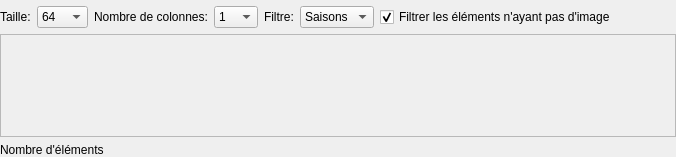
The window that src/ui/tabs/tiles_list_tab.ui (seigneurfuo/MyAnimeManager3) describes before a commit, drawn with Qt 5.
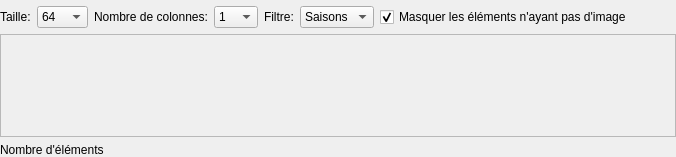
The same window after the commit.

Commit message: Correction de l'affichage en tuiles si une image n'existe pas.

The edit to the form file:
```diff
--- a/src/ui/tabs/tiles_list_tab.ui
+++ b/src/ui/tabs/tiles_list_tab.ui
@@ -165,7 +165,7 @@
      <item>
       <widget class="QCheckBox" name="checkBox">
        <property name="text">
-        <string>Filtrer les éléments n'ayant pas d'image</string>
+        <string>Masquer les éléments n'ayant pas d'image</string>
        </property>
        <property name="checked">
         <bool>true</bool>
```
The commit also changes 1 other file.
